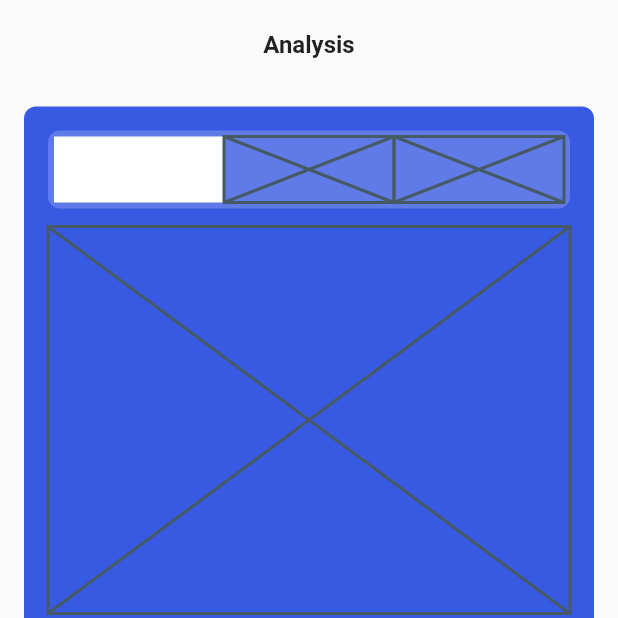
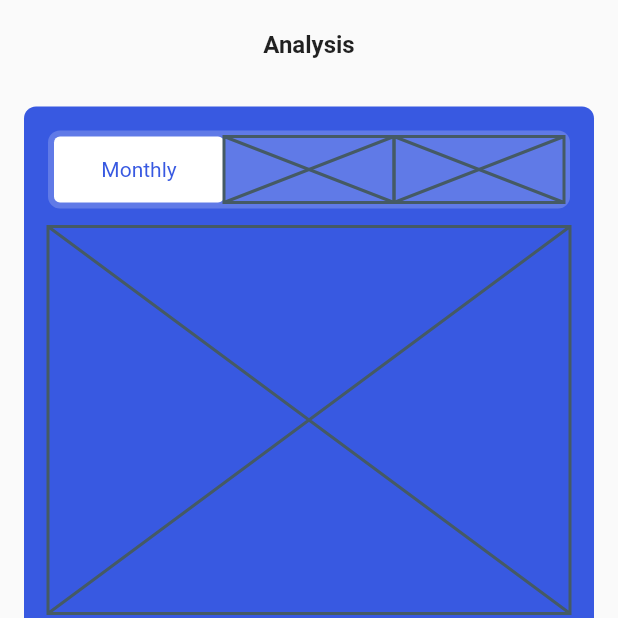
Before and after one commit to JAICHANGPARK/flutter_notebook_17th_story, a Flutter app: the screen it shows after launch, item 4 of the bottom bar chosen, on a phone screen of 412 x 824 dp, the top half of it. Run offline on Flutter 3.47's test engine with Material 2 defaults, Android fonts, the phone set to English and light mode, and no system bars; our stand-ins replace cached_network_image, flutter_riverpod, ionicons, percent_indicator; network calls fail.

Commit message:
Update finance_chart_component.dart

```diff
--- a/lib/ep1004_finance_app/src/ui/finance_chart_component.dart
+++ b/lib/ep1004_finance_app/src/ui/finance_chart_component.dart
@@ -28,7 +28,7 @@ class _FinanceChartComponentState extends State<FinanceChartComponent> {
             padding: EdgeInsets.only(top: 20, bottom: 16),
             child: Align(
               alignment: Alignment.center,
-              child: const Text(
+              child: Text(
                 "Analysis",
                 style: TextStyle(
                   fontWeight: FontWeight.bold,
@@ -54,7 +54,7 @@ class _FinanceChartComponentState extends State<FinanceChartComponent> {
                       borderRadius: BorderRadius.circular(8),
                       color: Colors.white.withOpacity(0.2),
                     ),
-                    padding: EdgeInsets.all(4),
+                    padding: const EdgeInsets.all(4),
                     child: Consumer(
                       builder: (context, ref, _) {
                         final tabIndex = ref.watch(chartTabProvider);
@@ -69,17 +69,26 @@ class _FinanceChartComponentState extends State<FinanceChartComponent> {
                                   ? Container(
                                       decoration: BoxDecoration(
                                         color: Colors.white,
+                                        borderRadius: BorderRadius.circular(4),
+                                      ),
+                                      child: Center(
+                                        child: Text(
+                                          "Monthly",
+                                          style: TextStyle(
+                                            color: financeMainColor,
+                                          ),
+                                        ),
                                       ),
                                     )
-                                  : Center(
+                                  : const Center(
                                       child: Text(
                                         "Monthly",
                                         style: TextStyle(color: Colors.white),
                                       ),
                                     ),
                             )),
-                            Expanded(child: Placeholder()),
-                            Expanded(child: Placeholder()),
+                            const Expanded(child: Placeholder()),
+                            const Expanded(child: Placeholder()),
                           ],
                         );
                       },
```
